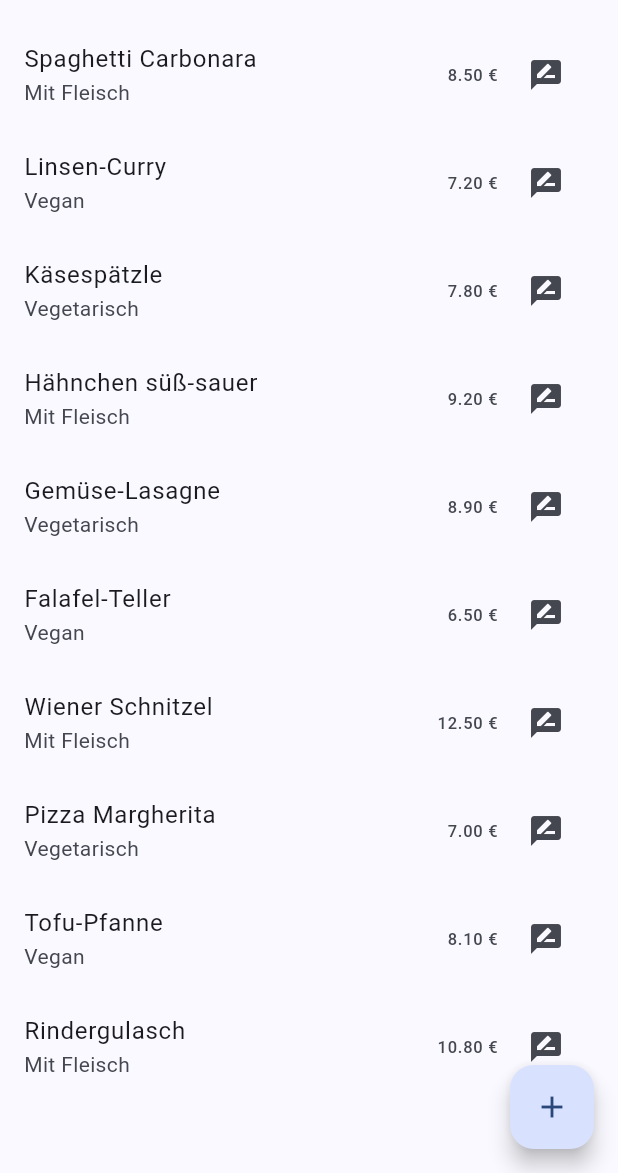
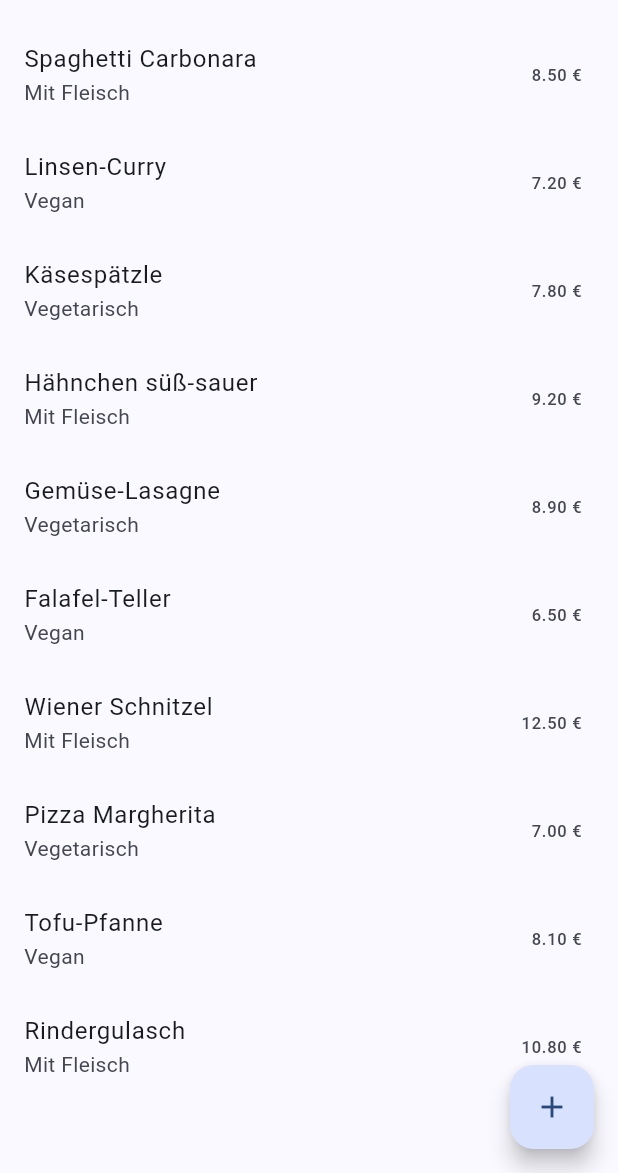
Before and after one commit to HendrikAlexander/meal_planner_app, a Flutter app: the EssenDialog screen opened by its route, on a phone screen of 412 x 824 dp, the part 63-1236 px from its top. Run offline on Flutter 3.47's test engine with Material 3 defaults, Android fonts, the phone set to English and light mode, and no system bars; our stand-ins replace image_picker; accounts and stored records are empty.

Commit message:
app final

```diff
--- a/lib/view/SpeisekarteView/essen_dialog.dart
+++ b/lib/view/SpeisekarteView/essen_dialog.dart
@@ -1,20 +1,14 @@
 // lib/view/SpeisekarteView/essen_dialog.dart
 
 import 'package:flutter/material.dart';
-import 'package:provider/provider.dart';
-
 import 'package:meal_planner_app/model/user.dart';
 import 'package:meal_planner_app/viewmodel/LoginViewModel/login_viewmodel.dart';
-
+import 'package:provider/provider.dart';
 import '../../model/essen.dart';
 import '../../model/essens_art.dart';
 import '../../viewmodel/SpeisekarteViewModel/essen_viewmodel.dart';
-import '../EssensbewertungView/add_bewertung_dialog.dart';
 import 'add_essen_dialog.dart';
 
-/// Bildschirm zur Anzeige und Verwaltung der Speisekarte
-/// Hier können neue Essen hinzugefügt, bearbeitet, gelöscht
-/// und Bewertungen abgegeben werden.
 class EssenDialog extends StatefulWidget {
   const EssenDialog({super.key});
 
@@ -23,27 +17,23 @@ class EssenDialog extends StatefulWidget {
 }
 
 class _EssenDialogState extends State<EssenDialog> {
-  // ViewModel verwaltet die Liste der Essen
   final EssenViewModel viewModel = EssenViewModel();
 
-  /// Öffnet den Dialog zum Hinzufügen eines neuen Essens
   void _einNeuesEssenHinzufuegen() async {
     final neuesEssen = await showDialog<Essen>(
       context: context,
       builder: (BuildContext context) {
-        // Dialog im "Erstellen"-Modus → kein Essen übergeben
         return const AddEssenDialog();
       },
     );
     if (neuesEssen != null) {
       setState(() {
-        // Neues Essen ins ViewModel hinzufügen
         viewModel.addEssen(neuesEssen);
       });
     }
   }
 
-  /// Öffnet den Dialog zum Bearbeiten eines bestehenden Essens
+  // MODIFIED: This function now handles the "DELETE" signal
   void _einEssenBearbeiten(Essen altesEssen, int index) async {
     // Das Ergebnis des Dialogs abwarten. Es kann jetzt ein Essen, ein String oder null sein.
     final result = await showDialog(
@@ -70,7 +60,6 @@ class _EssenDialogState extends State<EssenDialog> {
     }
   }
 
-  /// Löscht ein Essen aus der Liste
   void _einEssenLoeschen(Essen essen) {
     setState(() {
       viewModel.deleteEssen(essen);
@@ -79,70 +68,39 @@ class _EssenDialogState extends State<EssenDialog> {
 
   @override
   Widget build(BuildContext context) {
-    // Rollenermittlung: Admin darf löschen (Swipe-to-Delete), alle dürfen bewerten
     final isAdmin =
         Provider.of<LoginViewModel>(context, listen: false).currentRole ==
-            UserRole.admin;
+        UserRole.admin;
 
     return Scaffold(
-      appBar: AppBar(
-        title: const Text('Speisekarte'),
-      ),
+      appBar: AppBar(title: const Text('Speisekarte')),
       body: ListView.builder(
         itemCount: viewModel.essenListe.length,
         itemBuilder: (context, index) {
           final essen = viewModel.essenListe[index];
-
-          // Kachel-Inhalt: gemeinsam für Admin & Nicht-Admin
-          final tile = ListTile(
-            title: Text(essen.name),                  // Name des Essens
-            subtitle: Text(essen.art.anzeigeName),    // Art des Essens (z. B. vegetarisch)
-            // ⬇️ PREIS + BUTTON "Bewertung abgeben"
-            trailing: Wrap(
-              spacing: 8,
-              crossAxisAlignment: WrapCrossAlignment.center,
-              children: [
-                Text('${essen.preis.toStringAsFixed(2)} €'), // Preis
-                IconButton(
-                  tooltip: 'Bewertung abgeben',
-                  icon: const Icon(Icons.rate_review),
-                  onPressed: () {
-                    // Bewertungsdialog öffnen und das aktuelle Essen mitgeben
-                    showDialog(
-                      context: context,
-                      builder: (context) => AddBewertungDialog(
-                        essen: essen, // wichtig: so wird essenName korrekt gespeichert
-                      ),
-                    );
-                  },
-                ),
-              ],
-            ),
-            // Tippen auf die Kachel → Essen bearbeiten
-            onTap: () {
-              _einEssenBearbeiten(essen, index);
-            },
-          );
-
           if (isAdmin) {
-            // Admins dürfen löschen (Swipe to delete)
+            // Admins dürfen löschen
             return Dismissible(
               key: Key(essen.name + index.toString()),
-              direction: DismissDirection.endToStart, // Nur von rechts nach links
+              direction: DismissDirection.endToStart,
               background: Container(
                 color: Colors.red,
                 alignment: Alignment.centerRight,
                 padding: const EdgeInsets.symmetric(horizontal: 20),
                 child: const Icon(Icons.delete, color: Colors.white),
               ),
-              // Sicherheitsabfrage vor dem Löschen
+              onDismissed: (direction) {
+                _einEssenLoeschen(essen);
+              },
               confirmDismiss: (direction) async {
                 return await showDialog<bool>(
                   context: context,
                   builder: (BuildContext context) {
                     return AlertDialog(
                       title: const Text('Bestätigung'),
-                      content: Text('Möchten Sie "${essen.name}" wirklich löschen?'),
+                      content: Text(
+                        'Möchten Sie "${essen.name}" wirklich löschen?',
+                      ),
                       actions: <Widget>[
                         TextButton(
                           onPressed: () => Navigator.of(context).pop(false),
@@ -157,14 +115,24 @@ class _EssenDialogState extends State<EssenDialog> {
                   },
                 );
               },
-              onDismissed: (direction) {
-                _einEssenLoeschen(essen);
-              },
-              child: tile,
+              child: ListTile(
+                title: Text(essen.name),
+                subtitle: Text(essen.art.anzeigeName),
+                trailing: Text('${essen.preis.toStringAsFixed(2)} €'),
+
+                onTap: () {
+                  _einEssenBearbeiten(essen, index);
+                },
+              ),
             );
           } else {
             // Nur lesender Zugriff für Nicht-Admins
-            return tile;
+            return ListTile(
+              title: Text(essen.name),
+              subtitle: Text(essen.art.anzeigeName),
+              trailing: Text('${essen.preis.toStringAsFixed(2)} €'),
+
+            );
           }
         },
       ),
```
